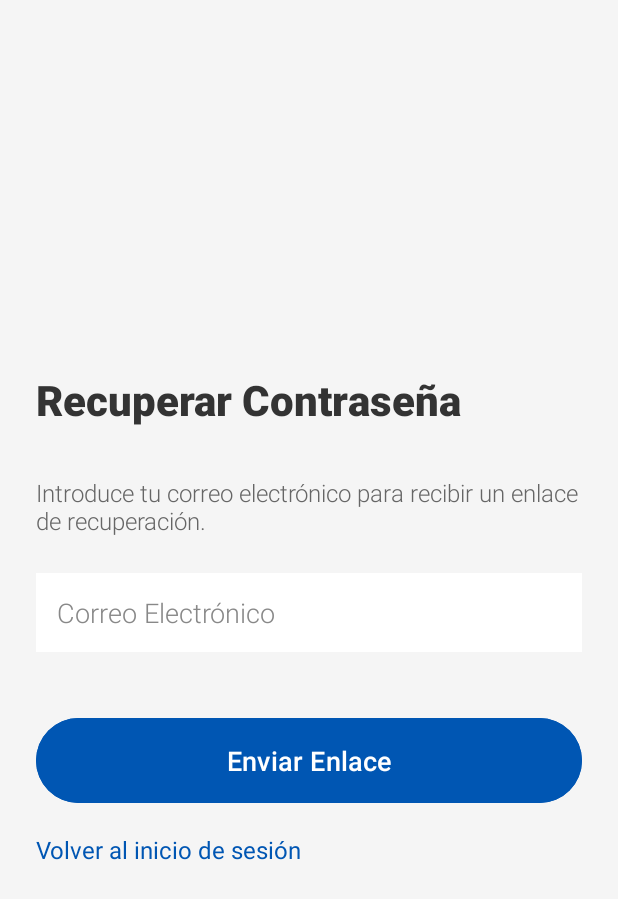
After one commit to dbulla1989/WorldPetsMobile, an Android app: the layout activity_recover_password.xml on its own in the app's theme, with its tools: preview values and no code run, on a phone screen of 412 x 824 dp. The commit adds this screen. Shown: the top 899 px of the screen. Run offline under Robolectric (Android 15) with nearby library versions, the phone set to English and light mode, and no system bars.

Commit message:
registro y contaseña

```diff
--- /dev/null
+++ b/app/src/main/java/com/example/worldpetsmobile/RecoverPassword.java
@@ -0,0 +1,24 @@
+package com.example.worldpetsmobile;
+
+import android.os.Bundle;
+
+import androidx.activity.EdgeToEdge;
+import androidx.appcompat.app.AppCompatActivity;
+import androidx.core.graphics.Insets;
+import androidx.core.view.ViewCompat;
+import androidx.core.view.WindowInsetsCompat;
+
+public class RecoverPassword extends AppCompatActivity {
+
+    @Override
+    protected void onCreate(Bundle savedInstanceState) {
+        super.onCreate(savedInstanceState);
+        EdgeToEdge.enable(this);
+        setContentView(R.layout.activity_recover_password);
+        ViewCompat.setOnApplyWindowInsetsListener(findViewById(R.id.main), (v, insets) -> {
+            Insets systemBars = insets.getInsets(WindowInsetsCompat.Type.systemBars());
+            v.setPadding(systemBars.left, systemBars.top, systemBars.right, systemBars.bottom);
+            return insets;
+        });
+    }
+}
--- a/app/src/main/res/layout/activity_appointment.xml
+++ /dev/null
@@ -1,10 +0,0 @@
-<?xml version="1.0" encoding="utf-8"?>
-<androidx.constraintlayout.widget.ConstraintLayout xmlns:android="http://schemas.android.com/apk/res/android"
-    xmlns:app="http://schemas.android.com/apk/res-auto"
-    xmlns:tools="http://schemas.android.com/tools"
-    android:id="@+id/main"
-    android:layout_width="match_parent"
-    android:layout_height="match_parent"
-    tools:context=".appointment">
-
-</androidx.constraintlayout.widget.ConstraintLayout>
--- /dev/null
+++ b/app/src/main/res/layout/activity_recover_password.xml
@@ -0,0 +1,83 @@
+<?xml version="1.0" encoding="utf-8"?>
+<androidx.constraintlayout.widget.ConstraintLayout
+    xmlns:android="http://schemas.android.com/apk/res/android"
+    xmlns:app="http://schemas.android.com/apk/res-auto"
+    xmlns:tools="http://schemas.android.com/tools"
+    android:id="@+id/main"
+    android:layout_width="match_parent"
+    android:layout_height="match_parent"
+    android:background="#F5F5F5"
+    tools:context=".RecoverPassword">
+
+  <LinearLayout
+      android:id="@+id/linearLayout"
+      android:layout_width="0dp"
+      android:layout_height="wrap_content"
+      android:orientation="vertical"
+      android:padding="24dp"
+      app:layout_constraintBottom_toBottomOf="parent"
+      app:layout_constraintEnd_toEndOf="parent"
+      app:layout_constraintStart_toStartOf="parent"
+      app:layout_constraintTop_toTopOf="parent">
+
+    <TextView
+        android:id="@+id/textViewTitleRecover"
+        android:layout_width="wrap_content"
+        android:layout_height="wrap_content"
+        android:layout_marginBottom="32dp"
+        android:fontFamily="sans-serif-medium"
+        android:text="Recuperar Contraseña"
+        android:textColor="#333333"
+        android:textSize="28sp"
+        android:textStyle="bold" />
+
+    <TextView
+        android:id="@+id/textViewInstruction"
+        android:layout_width="wrap_content"
+        android:layout_height="wrap_content"
+        android:layout_marginBottom="24dp"
+        android:fontFamily="sans-serif-light"
+        android:text="Introduce tu correo electrónico para recibir un enlace de recuperación."
+        android:textColor="#666666"
+        android:textSize="16sp" />
+
+    <EditText
+        android:id="@+id/editTextEmailRecover"
+        android:layout_width="match_parent"
+        android:layout_height="wrap_content"
+        android:layout_marginBottom="16dp"
+        android:background="#FFFFFF"
+        android:fontFamily="sans-serif-light"
+        android:hint="Correo Electrónico"
+        android:inputType="textEmailAddress"
+        android:padding="14dp"
+        android:textColor="#333333"
+        android:textColorHint="#888888" />
+
+    <Button
+        android:id="@+id/buttonSendRecover"
+        android:layout_width="match_parent"
+        android:layout_height="wrap_content"
+        android:layout_marginTop="24dp"
+        android:backgroundTint="#0056b3"
+        android:fontFamily="sans-serif-light"
+        android:padding="16dp"
+        android:text="Enviar Enlace"
+        android:textColor="#FFFFFF"
+        android:textSize="18sp"
+        android:textStyle="bold" />
+
+    <TextView
+        android:id="@+id/textViewBackToLogin"
+        android:layout_width="wrap_content"
+        android:layout_height="wrap_content"
+        android:layout_marginTop="16dp"
+        android:clickable="true"
+        android:fontFamily="sans-serif"
+        android:onClick="backToLogin"
+        android:text="Volver al inicio de sesión"
+        android:textColor="#0056b3"
+        android:textSize="16sp" />
+
+  </LinearLayout>
+</androidx.constraintlayout.widget.ConstraintLayout>
--- a/app/src/main/res/layout/activity_register_user.xml
+++ b/app/src/main/res/layout/activity_register_user.xml
@@ -10,15 +10,16 @@
 
 
     <LinearLayout
+        android:id="@+id/linearLayout2"
         android:layout_width="0dp"
         android:layout_height="wrap_content"
         android:gravity="center"
         android:orientation="vertical"
         android:paddingHorizontal="28dp"
-        app:layout_constraintTop_toTopOf="parent"
         app:layout_constraintBottom_toBottomOf="parent"
+        app:layout_constraintEnd_toEndOf="parent"
         app:layout_constraintStart_toStartOf="parent"
-        app:layout_constraintEnd_toEndOf="parent">
+        app:layout_constraintTop_toTopOf="parent">
 
         <TextView
             android:id="@+id/textViewTitle"
@@ -35,8 +36,7 @@
             android:id="@+id/spinnerTipoIdentificacion"
             android:layout_width="match_parent"
             android:layout_height="wrap_content"
-            android:layout_marginBottom="16dp"
-            />
+            android:layout_marginBottom="16dp" />
 
         <EditText
             android:id="@+id/editTextNumber"
```
